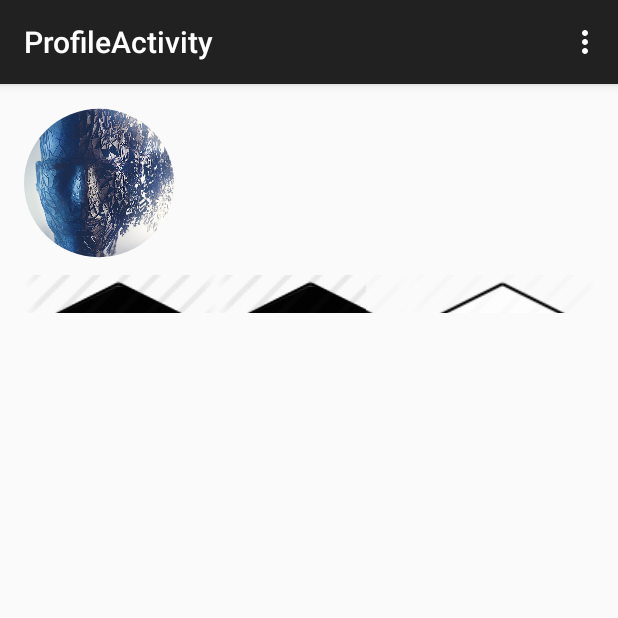
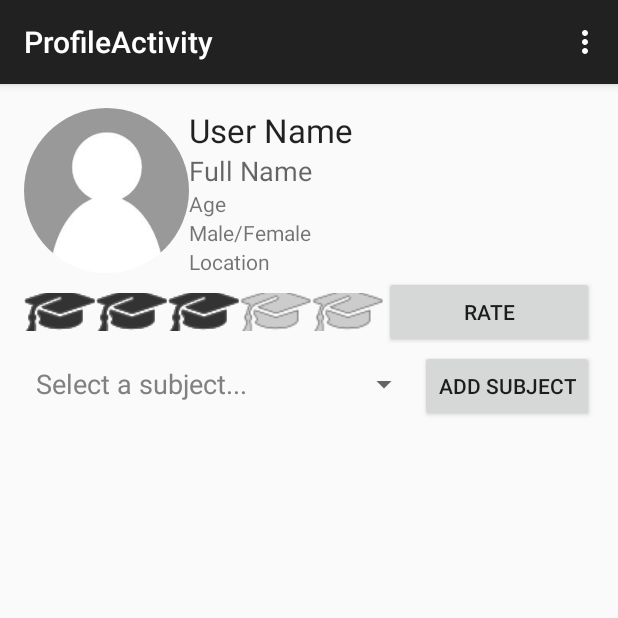
Before and after one commit to Jacobmose/ITSMAP, an Android app: the ProfileActivity screen opened directly, with no data from a screen before it, on a phone screen of 412 x 824 dp, the top half of it. Run offline under Robolectric (Android 15) with nearby library versions, the phone set to English and light mode, and no system bars.

Commit message:
Updated profile_activity - +rating +select subject + defeault profile picture
// Morten

```diff
--- /dev/null
+++ b/Theme_project/Project/ThemeProject/app/src/main/java/com/jacobmosehansen/themeproject/NothingSelectedSpinnerAdapter.java
@@ -0,0 +1,171 @@
+package com.jacobmosehansen.themeproject;
+
+/**
+ * Created by Morten on 25-09-2015.
+ *
+ * Note by Morten: This class has been implemented to create text in spinner, if nothing is selected yet.
+ * Instead of showing the first element of the spinner. The code for this class
+ * was found on http://stackoverflow.com/questions/867518/how-to-make-an-android-spinner-with-initial-text-select-one?rq=1
+ *
+ */
+
+import android.content.Context;
+import android.database.DataSetObserver;
+import android.view.LayoutInflater;
+import android.view.View;
+import android.view.ViewGroup;
+import android.widget.ListAdapter;
+import android.widget.SpinnerAdapter;
+
+/**
+ * Decorator Adapter to allow a Spinner to show a 'Nothing Selected...' initially
+ * displayed instead of the first choice in the Adapter.
+ */
+public class NothingSelectedSpinnerAdapter implements SpinnerAdapter, ListAdapter {
+
+    protected static final int EXTRA = 1;
+    protected SpinnerAdapter adapter;
+    protected Context context;
+    protected int nothingSelectedLayout;
+    protected int nothingSelectedDropdownLayout;
+    protected LayoutInflater layoutInflater;
+
+    /**
+     * Use this constructor to have NO 'Select One...' item, instead use
+     * the standard prompt or nothing at all.
+     * @param spinnerAdapter wrapped Adapter.
+     * @param nothingSelectedLayout layout for nothing selected, perhaps
+     * you want text grayed out like a prompt...
+     * @param context
+     */
+    public NothingSelectedSpinnerAdapter(
+            SpinnerAdapter spinnerAdapter,
+            int nothingSelectedLayout, Context context) {
+
+        this(spinnerAdapter, nothingSelectedLayout, -1, context);
+    }
+
+    /**
+     * Use this constructor to Define your 'Select One...' layout as the first
+     * row in the returned choices.
+     * If you do this, you probably don't want a prompt on your spinner or it'll
+     * have two 'Select' rows.
+     * @param spinnerAdapter wrapped Adapter. Should probably return false for isEnabled(0)
+     * @param nothingSelectedLayout layout for nothing selected, perhaps you want
+     * text grayed out like a prompt...
+     * @param nothingSelectedDropdownLayout layout for your 'Select an Item...' in
+     * the dropdown.
+     * @param context
+     */
+    public NothingSelectedSpinnerAdapter(SpinnerAdapter spinnerAdapter,
+                                         int nothingSelectedLayout, int nothingSelectedDropdownLayout, Context context) {
+        this.adapter = spinnerAdapter;
+        this.context = context;
+        this.nothingSelectedLayout = nothingSelectedLayout;
+        this.nothingSelectedDropdownLayout = nothingSelectedDropdownLayout;
+        layoutInflater = LayoutInflater.from(context);
+    }
+
+    @Override
+    public final View getView(int position, View convertView, ViewGroup parent) {
+        // This provides the View for the Selected Item in the Spinner, not
+        // the dropdown (unless dropdownView is not set).
+        if (position == 0) {
+            return getNothingSelectedView(parent);
+        }
+        return adapter.getView(position - EXTRA, null, parent); // Could re-use
+        // the convertView if possible.
+    }
+
+    /**
+     * View to show in Spinner with Nothing Selected
+     * Override this to do something dynamic... e.g. "37 Options Found"
+     * @param parent
+     * @return
+     */
+    protected View getNothingSelectedView(ViewGroup parent) {
+        return layoutInflater.inflate(nothingSelectedLayout, parent, false);
+    }
+
+    @Override
+    public View getDropDownView(int position, View convertView, ViewGroup parent) {
+        // Android BUG! http://code.google.com/p/android/issues/detail?id=17128 -
+        // Spinner does not support multiple view types
+        if (position == 0) {
+            return nothingSelectedDropdownLayout == -1 ?
+                    new View(context) :
+                    getNothingSelectedDropdownView(parent);
+        }
+
+        // Could re-use the convertView if possible, use setTag...
+        return adapter.getDropDownView(position - EXTRA, null, parent);
+    }
+
+    /**
+     * Override this to do something dynamic... For example, "Pick your favorite
+     * of these 37".
+     * @param parent
+     * @return
+     */
+    protected View getNothingSelectedDropdownView(ViewGroup parent) {
+        return layoutInflater.inflate(nothingSelectedDropdownLayout, parent, false);
+    }
+
+    @Override
+    public int getCount() {
+        int count = adapter.getCount();
+        return count == 0 ? 0 : count + EXTRA;
+    }
+
+    @Override
+    public Object getItem(int position) {
+        return position == 0 ? null : adapter.getItem(position - EXTRA);
+    }
+
+    @Override
+    public int getItemViewType(int position) {
+        return 0;
+    }
+
+    @Override
+    public int getViewTypeCount() {
+        return 1;
+    }
+
+    @Override
+    public long getItemId(int position) {
+        return position >= EXTRA ? adapter.getItemId(position - EXTRA) : position - EXTRA;
+    }
+
+    @Override
+    public boolean hasStableIds() {
+        return adapter.hasStableIds();
+    }
+
+    @Override
+    public boolean isEmpty() {
+        return adapter.isEmpty();
+    }
+
+    @Override
+    public void registerDataSetObserver(DataSetObserver observer) {
+        adapter.registerDataSetObserver(observer);
+    }
+
+    @Override
+    public void unregisterDataSetObserver(DataSetObserver observer) {
+        adapter.unregisterDataSetObserver(observer);
+    }
+
+    @Override
+    public boolean areAllItemsEnabled() {
+        return false;
+    }
+
+    @Override
+    public boolean isEnabled(int position) {
+        return position != 0; // Don't allow the 'nothing selected'
+        // item to be picked.
+    }
+
+}
--- a/Theme_project/Project/ThemeProject/app/src/main/java/com/jacobmosehansen/themeproject/ProfileActivity.java
+++ b/Theme_project/Project/ThemeProject/app/src/main/java/com/jacobmosehansen/themeproject/ProfileActivity.java
@@ -7,10 +7,10 @@ import android.support.v7.app.AppCompatActivity;
 import android.os.Bundle;
 import android.view.Menu;
 import android.view.MenuItem;
+import android.widget.ArrayAdapter;
 import android.widget.ImageView;
 import android.widget.RatingBar;
-import android.widget.Toast;
-
+import android.widget.Spinner;
 
 public class ProfileActivity extends AppCompatActivity {
 
@@ -18,26 +18,33 @@ public class ProfileActivity extends AppCompatActivity {
 
     ImageView ivProfilePicture;
     RatingBar rbGradRating;
+    Spinner sprSubjects;
 
     @Override
     protected void onCreate(Bundle savedInstanceState) {
         super.onCreate(savedInstanceState);
         setContentView(R.layout.activity_profile);
 
-        // set round profile picture //
+        // Set Round Profile Picture //
         ivProfilePicture = (ImageView) findViewById(R.id.imageView_profilePicture);
-        Bitmap bm = BitmapFactory.decodeResource(getResources(),R.drawable.profile);
+        Bitmap bm = BitmapFactory.decodeResource(getResources(),R.drawable.default_profile);
         roundImage = new RoundImage(bm);
         ivProfilePicture.setImageDrawable(roundImage);
 
-        // Set ratingbar //
+        // Set Rating Bar //
         rbGradRating = (RatingBar) findViewById(R.id.ratingBar_profileRating);
-        rbGradRating.setOnRatingBarChangeListener(new RatingBar.OnRatingBarChangeListener() {
-            @Override
-            public void onRatingChanged(RatingBar ratingBar, float rating, boolean fromUser) {
-                Toast.makeText(getApplicationContext(), Float.toString(rating), Toast.LENGTH_LONG).show();
-            }
-        });
+
+        // Set Subject Spinner //
+        sprSubjects = (Spinner) findViewById(R.id.spinner_subjects);
+        ArrayAdapter<CharSequence> myAdapter = ArrayAdapter.createFromResource(this,
+                R.array.subjects_array, android.R.layout.simple_spinner_item);
+        myAdapter.setDropDownViewResource(android.R.layout.simple_spinner_dropdown_item);
+        sprSubjects.setPrompt("Select a subject");
+
+        // Set Subject Selection Preset Text //
+        sprSubjects.setAdapter(new NothingSelectedSpinnerAdapter(myAdapter,
+                R.layout.spinner_row_nothing_selected,this));
+
 
     }
 
--- a/Theme_project/Project/ThemeProject/app/src/main/res/layout/activity_profile.xml
+++ b/Theme_project/Project/ThemeProject/app/src/main/res/layout/activity_profile.xml
@@ -12,25 +12,95 @@
         android:layout_height="match_parent">
 
         <TableRow
-            android:layout_width="wrap_content"
+            android:layout_width="fill_parent"
             android:layout_height="wrap_content" >
 
             <ImageView
-                android:layout_width="100dp"
-                android:layout_height="100dp"
+                android:layout_width="110dp"
+                android:layout_height="110dp"
                 android:id="@+id/imageView_profilePicture"
                 android:layout_alignParentTop="true"
-                android:layout_alignParentStart="true"
-                android:src="@drawable/profile" />
+                android:layout_alignParentStart="true"/>
+
+            <TableLayout
+                android:layout_width="match_parent"
+                android:layout_height="wrap_content">
+
+                <TableRow
+                    android:layout_width="match_parent"
+                    android:layout_height="match_parent">
+
+                    <TextView
+                        android:layout_width="wrap_content"
+                        android:layout_height="wrap_content"
+                        android:textAppearance="?android:attr/textAppearanceLarge"
+                        android:text="@string/userName_text"
+                        android:id="@+id/textView" />
+
+                </TableRow>
+
+                <TableRow
+                    android:layout_width="match_parent"
+                    android:layout_height="match_parent">
+
+                    <TextView
+                        android:layout_width="wrap_content"
+                        android:layout_height="wrap_content"
+                        android:textAppearance="?android:attr/textAppearanceMedium"
+                        android:text="@string/fullName_text"
+                        android:id="@+id/textView2" />
+                </TableRow>
+
+                <TableRow
+                    android:layout_width="match_parent"
+                    android:layout_height="match_parent">
+
+                    <TextView
+                        android:layout_width="wrap_content"
+                        android:layout_height="wrap_content"
+                        android:textAppearance="?android:attr/textAppearanceSmall"
+                        android:text="@string/userAge_text"
+                        android:id="@+id/textView3" />
+                </TableRow>
+
+                <TableRow
+                    android:layout_width="match_parent"
+                    android:layout_height="match_parent" >
+
+                    <TextView
+                        android:layout_width="wrap_content"
+                        android:layout_height="wrap_content"
+                        android:textAppearance="?android:attr/textAppearanceSmall"
+                        android:text="@string/userSex_text"
+                        android:id="@+id/textView4" />
+                </TableRow>
+
+                <TableRow
+                    android:layout_width="match_parent"
+                    android:layout_height="match_parent" >
+
+                    <TextView
+                        android:layout_width="wrap_content"
+                        android:layout_height="wrap_content"
+                        android:textAppearance="?android:attr/textAppearanceSmall"
+                        android:text="@string/userLocation_text"
+                        android:id="@+id/textView5" />
+                </TableRow>
+            </TableLayout>
         </TableRow>
 
         <TableRow
             android:layout_width="fill_parent"
-            android:layout_height="fill_parent">
+            android:layout_height="wrap_content">
 
             <RelativeLayout
                 android:layout_width="match_parent"
-                android:layout_height="match_parent">
+                android:layout_height="wrap_content">
+
+                <LinearLayout
+                    android:orientation="horizontal"
+                    android:layout_width="match_parent"
+                    android:layout_height="wrap_content">
 
                     <RatingBar
                         style="@style/ratingBarGraduationHat"
@@ -40,10 +110,44 @@
                         android:stepSize="0.5"
                         android:numStars="5"
                         android:rating="3"
-                    android:layout_gravity="right"
-                    android:layout_alignParentEnd="true" />
+                        android:layout_alignParentEnd="false" />
+
+                    <Button
+                        style="?android:attr/buttonStyleSmall"
+                        android:layout_width="fill_parent"
+                        android:layout_height="48dp"
+                        android:text="@string/rateBtn_text"
+                        android:id="@+id/button" />
+                </LinearLayout>
             </RelativeLayout>
 
         </TableRow>
+
+        <TableRow
+            android:layout_width="match_parent"
+            android:layout_height="wrap_content">
+
+            <LinearLayout
+                android:orientation="horizontal"
+                android:layout_width="match_parent"
+                android:layout_height="wrap_content">
+
+                <Spinner
+                    android:layout_width="wrap_content"
+                    android:layout_height="48dp"
+                    android:id="@+id/spinner_subjects"
+                    android:spinnerMode="dialog"
+                    android:layout_weight="1" />
+
+                <Button
+                    android:layout_width="wrap_content"
+                    android:layout_height="48dp"
+                    android:text="@string/addSubject_text"
+                    android:id="@+id/button2" />
+
+
+            </LinearLayout>
+        </TableRow>
     </LinearLayout>
 </RelativeLayout>
+    <!--android:ellipsize="marquee" android:textColor="#808080" -->
--- /dev/null
+++ b/Theme_project/Project/ThemeProject/app/src/main/res/layout/spinner_row_nothing_selected.xml
@@ -0,0 +1,11 @@
+<?xml version="1.0" encoding="utf-8"?>
+<TextView xmlns:android="http://schemas.android.com/apk/res/android"
+    android:id="@android:id/text1"
+    style="?android:attr/spinnerItemStyle"
+    android:singleLine="true"
+    android:layout_width="match_parent"
+    android:layout_height="wrap_content"
+    android:ellipsize="marquee"
+    android:textSize="18sp"
+    android:textColor="#808080"
+    android:text="@string/selectSubject" />
--- a/Theme_project/Project/ThemeProject/app/src/main/res/values/strings.xml
+++ b/Theme_project/Project/ThemeProject/app/src/main/res/values/strings.xml
@@ -14,4 +14,42 @@
     <string name="title_activity_chat_list">ChatListActivity</string>
     <string name="title_activity_chat_window">ChatWindowActivity</string>
     <string name="title_activity_profile">ProfileActivity</string>
+
+
+    <!-- activity_profile strings -->
+    <!-- TextViews -->
+    <string name="userName_text">User Name</string>
+    <string name="fullName_text">Full Name</string>
+    <string name="userSex_text">Male/Female</string>
+    <string name="userAge_text">Age</string>
+    <string name="userLocation_text">Location</string>
+    <!-- Buttons -->
+    <string name="rateBtn_text">Rate</string>
+    <string name="addSubject_text">Add Subject</string>
+    <!-- Subjects -->
+    <string-array name="subjects_array">
+        <!-- Humanities -->
+        <item>Danish</item>
+        <item>English</item>
+        <item>Religions</item>
+        <item>History</item>
+        <item>Citizenship</item>
+        <!-- Natural Subjects -->
+        <item>Mathematics</item>
+        <item>Nature/Technique</item>
+        <item>Geography</item>
+        <item>Biology</item>
+        <item>Physics/Chemistry</item>
+        <!-- Practical/Music Subjects -->
+        <item>Sports</item>
+        <item>Music</item>
+        <item>Art</item>
+        <item>Needlework</item>
+        <item>Woodwork</item>
+        <item>Cooking</item>
+    </string-array>
+    <string name="selectSubject">Select a subject...</string>
+
+
+
 </resources>
```
Also changed, not shown: Theme_project/Project/ThemeProject/app/src/main/res/drawable/default_profile.jpg (added), Theme_project/Project/ThemeProject/app/src/main/res/drawable/graduation_cap.png, Theme_project/Project/ThemeProject/app/src/main/res/drawable/graduation_cap_empty.png, Theme_project/Project/ThemeProject/app/src/main/res/drawable/profile.jpg (deleted). Lines whose indentation alone changed are shown as unchanged.
